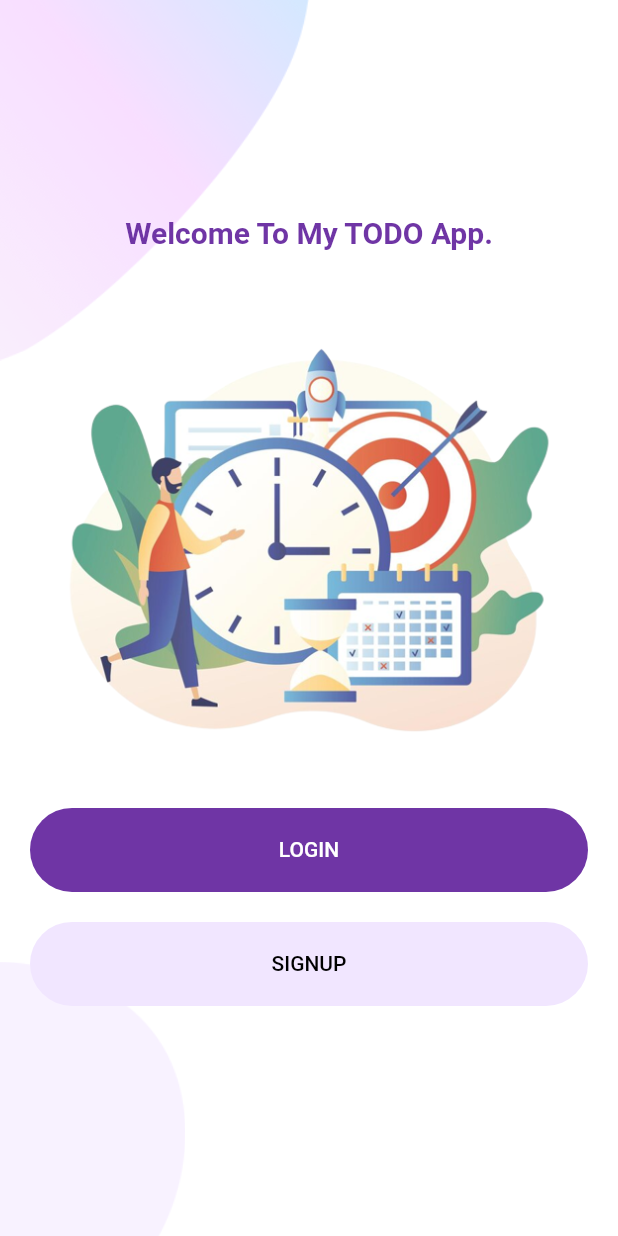
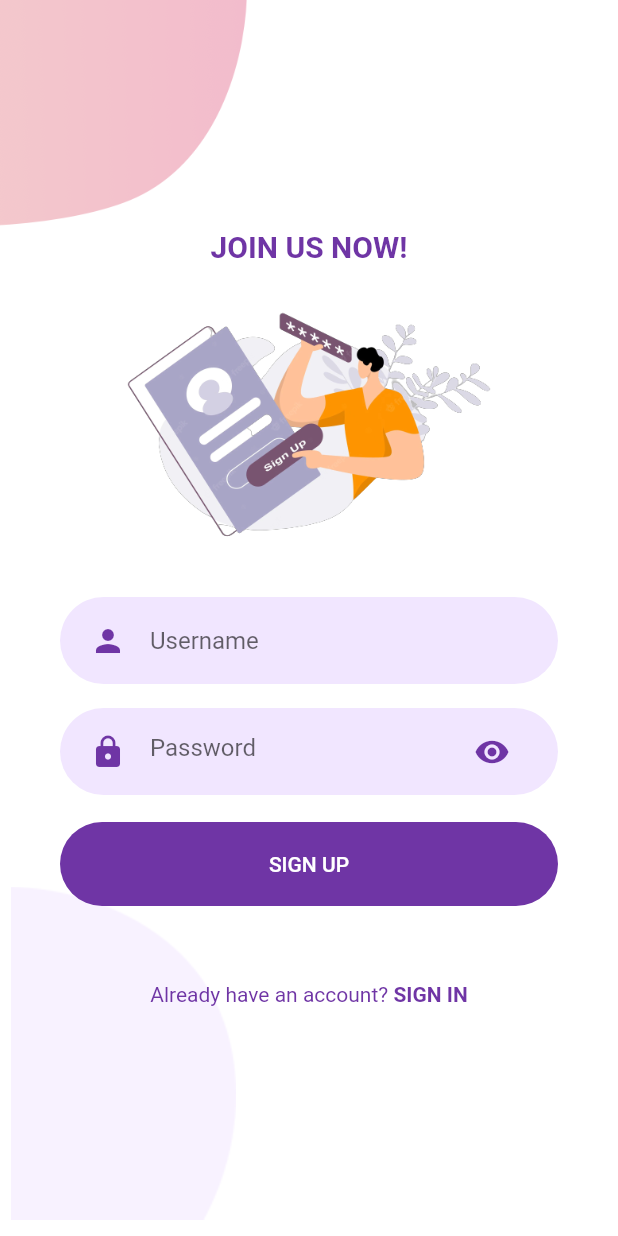
Before and after one commit to TharathDev/my_todo_app, a Flutter app: the screen it shows after launch, after a tap on "SIGNUP", on a phone screen of 412 x 824 dp. Run offline on Flutter 3.47's test engine with Material 2 defaults, Android fonts, the phone set to English and light mode, and no system bars.

Commit message:
add sign in and sign up page

```diff
--- /dev/null
+++ b/lib/Components/already_have_account_check.dart
@@ -0,0 +1,32 @@
+import 'package:flutter/material.dart';
+import 'package:my_todo_app/constants.dart';
+
+class AlreadyHaveAccountCheck extends StatelessWidget {
+  final bool login;
+  final VoidCallback press;
+  const AlreadyHaveAccountCheck({
+    Key? key,
+    this.login = true,
+    required this.press,
+  }) : super(key: key);
+
+  @override
+  Widget build(BuildContext context) {
+    return Row(
+      mainAxisAlignment: MainAxisAlignment.center,
+      children: <Widget>[
+        Text(
+          login ? "Don't have an account? " : "Already have an account? ",
+          style: TextStyle(color: kPrimaryColor),
+        ),
+        GestureDetector(
+          onTap: press,
+          child: Text(
+            login ? "SIGN UP" : "SIGN IN",
+            style: TextStyle(color: kPrimaryColor, fontWeight: FontWeight.bold),
+          ),
+        )
+      ],
+    );
+  }
+}
--- /dev/null
+++ b/lib/Components/rounded_input.dart
@@ -0,0 +1,31 @@
+import 'package:flutter/material.dart';
+import 'package:my_todo_app/Components/text_field_container.dart';
+import 'package:my_todo_app/constants.dart';
+
+class RoundedInputField extends StatelessWidget {
+  final String hintText;
+  final IconData icon;
+  final ValueChanged<String> onChange;
+  const RoundedInputField({
+    Key? key,
+    required this.hintText,
+    this.icon = Icons.person,
+    required this.onChange,
+  }) : super(key: key);
+
+  @override
+  Widget build(BuildContext context) {
+    return TextFieldContainer(
+      child: TextField(
+        onChanged: onChange,
+        decoration: InputDecoration(
+            icon: Icon(
+              icon,
+              color: kPrimaryColor,
+            ),
+            hintText: hintText,
+            border: InputBorder.none),
+      ),
+    );
+  }
+}
--- /dev/null
+++ b/lib/Components/rounded_password.dart
@@ -0,0 +1,31 @@
+import 'package:flutter/material.dart';
+import 'package:my_todo_app/Components/text_field_container.dart';
+import 'package:my_todo_app/constants.dart';
+
+class RoundedPassword extends StatelessWidget {
+  final ValueChanged<String> onchange;
+  const RoundedPassword({
+    Key? key,
+    required this.onchange,
+  }) : super(key: key);
+
+  @override
+  Widget build(BuildContext context) {
+    return TextFieldContainer(
+      child: TextField(
+        onChanged: onchange,
+        decoration: InputDecoration(
+            hintText: "Password",
+            icon: Icon(
+              Icons.lock,
+              color: kPrimaryColor,
+            ),
+            suffixIcon: Icon(
+              Icons.visibility,
+              color: kPrimaryColor,
+            ),
+            border: InputBorder.none),
+      ),
+    );
+  }
+}
--- /dev/null
+++ b/lib/Components/text_field_container.dart
@@ -0,0 +1,25 @@
+import 'package:flutter/material.dart';
+import 'package:my_todo_app/constants.dart';
+
+class TextFieldContainer extends StatelessWidget {
+  final Widget child;
+  const TextFieldContainer({
+    Key? key,
+    required this.child,
+  }) : super(key: key);
+
+  @override
+  Widget build(BuildContext context) {
+    Size size = MediaQuery.of(context).size;
+    return Container(
+      margin: EdgeInsets.symmetric(vertical: 8),
+      width: size.width * 0.6,
+      padding: EdgeInsets.symmetric(horizontal: 20, vertical: 5),
+      decoration: BoxDecoration(
+        color: kPrimaryLightColor,
+        borderRadius: BorderRadius.circular(29),
+      ),
+      child: child,
+    );
+  }
+}
--- /dev/null
+++ b/lib/Screens/Login/components/background.dart
@@ -0,0 +1,40 @@
+import 'package:flutter/material.dart';
+
+class Background extends StatelessWidget {
+  final Widget child;
+  const Background({
+    Key? key,
+    required this.child,
+  }) : super(key: key);
+
+  @override
+  Widget build(BuildContext context) {
+    Size size = MediaQuery.of(context).size;
+    return Container(
+      width: double.infinity,
+      height: size.height,
+      child: Stack(
+        alignment: Alignment.center,
+        children: <Widget>[
+          Positioned(
+            top: 0,
+            left: 0,
+            child: Image.asset(
+              "assets/img/main_top.png",
+              width: size.width * 0.4,
+            ),
+          ),
+          Positioned(
+            bottom: 0,
+            right: 0,
+            child: Image.asset(
+              "assets/img/login_bottom.png",
+              width: size.width * 0.4,
+            ),
+          ),
+          child,
+        ],
+      ),
+    );
+  }
+}
--- /dev/null
+++ b/lib/Screens/SignUp/components/background.dart
@@ -0,0 +1,40 @@
+import 'package:flutter/material.dart';
+
+class Background extends StatelessWidget {
+  final Widget child;
+  const Background({
+    Key? key,
+    required this.child,
+  }) : super(key: key);
+
+  @override
+  Widget build(BuildContext context) {
+    Size size = MediaQuery.of(context).size;
+    return Container(
+      width: double.infinity,
+      height: size.height,
+      child: Stack(
+        alignment: Alignment.center,
+        children: <Widget>[
+          Positioned(
+            top: 0,
+            left: 0,
+            child: Image.asset(
+              "assets/img/signup_top.png",
+              width: size.width * 0.4,
+            ),
+          ),
+          Positioned(
+            bottom: 0,
+            left: 0,
+            child: Image.asset(
+              "assets/img/main_bottom.png",
+              width: size.width * 0.4,
+            ),
+          ),
+          child,
+        ],
+      ),
+    );
+  }
+}
--- /dev/null
+++ b/lib/Screens/SignUp/components/body.dart
@@ -0,0 +1,72 @@
+import 'package:flutter/material.dart';
+import 'package:my_todo_app/Components/already_have_account_check.dart';
+import 'package:my_todo_app/Components/rounded_button.dart';
+import 'package:my_todo_app/Components/rounded_input.dart';
+import 'package:my_todo_app/Components/rounded_password.dart';
+import 'package:my_todo_app/Screens/Login/login_screen.dart';
+import 'package:my_todo_app/Screens/SignUp/components/background.dart';
+import 'package:my_todo_app/constants.dart';
+
+class Body extends StatelessWidget {
+  const Body({
+    Key? key,
+  }) : super(key: key);
+
+  @override
+  Widget build(BuildContext context) {
+    Size size = MediaQuery.of(context).size;
+    return Background(
+      child: Container(
+        padding: EdgeInsets.symmetric(horizontal: 40),
+        child: Column(
+            mainAxisAlignment: MainAxisAlignment.center,
+            crossAxisAlignment: CrossAxisAlignment.stretch,
+            children: <Widget>[
+              Row(
+                mainAxisAlignment: MainAxisAlignment.center,
+                children: const [
+                  Text(
+                    "JOIN US NOW!",
+                    style: TextStyle(
+                        fontWeight: FontWeight.bold,
+                        color: kPrimaryColor,
+                        fontSize: 20),
+                  ),
+                ],
+              ),
+              SizedBox(height: size.height * 0.03),
+              Image.asset(
+                "assets/img/signup.png",
+                height: size.height * 0.20,
+              ),
+              SizedBox(height: size.height * 0.03),
+              RoundedInputField(
+                hintText: "Username",
+                onChange: (value) {},
+              ),
+              RoundedPassword(
+                onchange: (value) {},
+              ),
+              RoundedButton(
+                text: "SIGN UP",
+                press: () {},
+              ),
+              SizedBox(height: size.height * 0.05),
+              AlreadyHaveAccountCheck(
+                login: false,
+                press: () {
+                  Navigator.pushReplacement(
+                    context,
+                    MaterialPageRoute(
+                      builder: (context) {
+                        return LoginScreen();
+                      },
+                    ),
+                  );
+                },
+              )
+            ]),
+      ),
+    );
+  }
+}
--- /dev/null
+++ b/lib/Screens/SignUp/signup_screen.dart
@@ -0,0 +1,13 @@
+import 'package:flutter/material.dart';
+import 'package:my_todo_app/Screens/SignUp/components/body.dart';
+
+class SignupScreen extends StatelessWidget {
+  const SignupScreen({Key? key}) : super(key: key);
+
+  @override
+  Widget build(BuildContext context) {
+    return Scaffold(
+      body: Body(),
+    );
+  }
+}
--- a/lib/Screens/Welcome/Components/body.dart
+++ b/lib/Screens/Welcome/Components/body.dart
@@ -1,5 +1,7 @@
 import 'package:flutter/material.dart';
 import 'package:my_todo_app/Components/rounded_button.dart';
+import 'package:my_todo_app/Screens/Login/login_screen.dart';
+import 'package:my_todo_app/Screens/SignUp/signup_screen.dart';
 import 'package:my_todo_app/Screens/Welcome/Components/background.dart';
 import 'package:my_todo_app/constants.dart';
 
@@ -9,8 +11,7 @@ class Body extends StatelessWidget {
   @override
   Widget build(BuildContext context) {
     Size size = MediaQuery.of(context).size;
-    return Scaffold(
-      body: Background(
+    return Background(
       child: Container(
         padding: EdgeInsets.symmetric(horizontal: 20),
         child: Column(
@@ -41,16 +42,33 @@ class Body extends StatelessWidget {
             ),
             RoundedButton(
               text: "LOGIN",
-                press: () {},
+              press: () {
+                Navigator.push(
+                  context,
+                  MaterialPageRoute(
+                    builder: (context) {
+                      return LoginScreen();
+                    },
+                  ),
+                );
+              },
             ),
             RoundedButton(
               text: "SIGNUP",
               textColor: Colors.black,
               color: kPrimaryLightColor,
-                press: () {},
+              press: () {
+                Navigator.push(
+                  context,
+                  MaterialPageRoute(
+                    builder: (context) {
+                      return SignupScreen();
+                    },
+                  ),
+                );
+              },
             )
           ],
-          ),
         ),
       ),
     );
```
Also changed, not shown: lib/Screens/Login/components/body.dart (added, +69 -0 lines), lib/Screens/Login/login_screen.dart (added, +13 -0 lines), assets/img/signin.png (added), assets/img/signup.png (added). Lines whose indentation alone changed are shown as unchanged.
